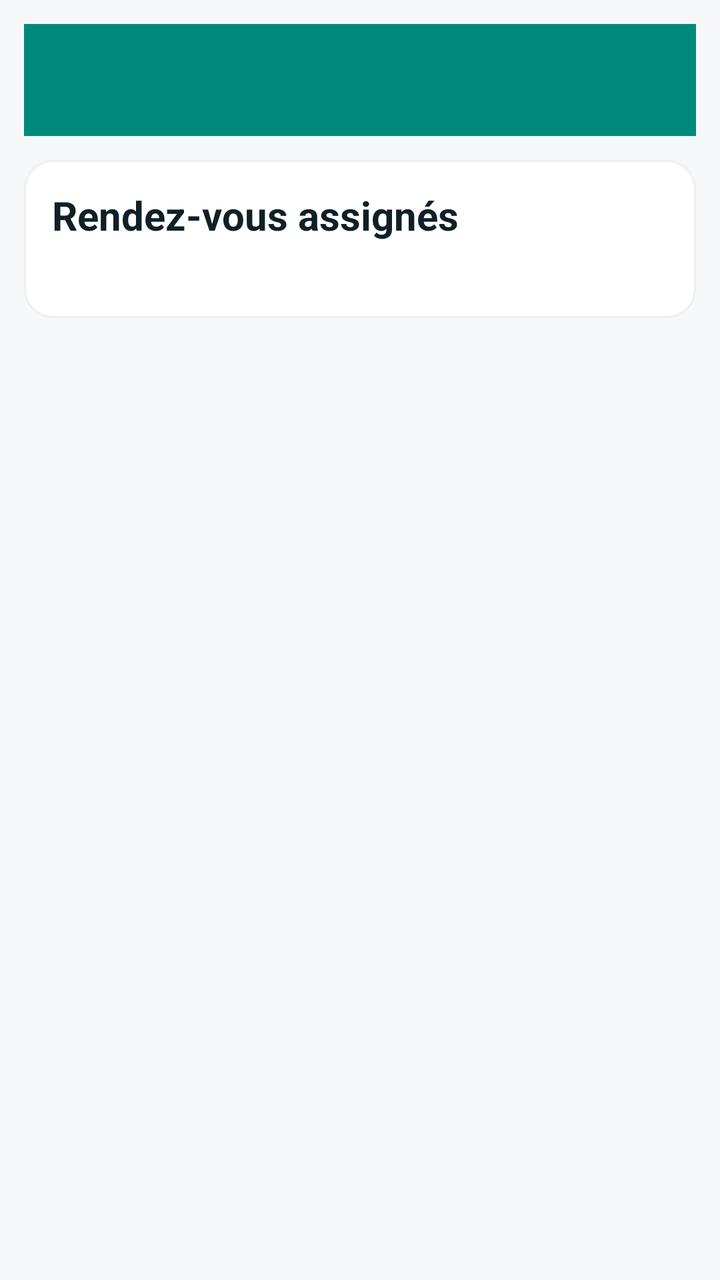
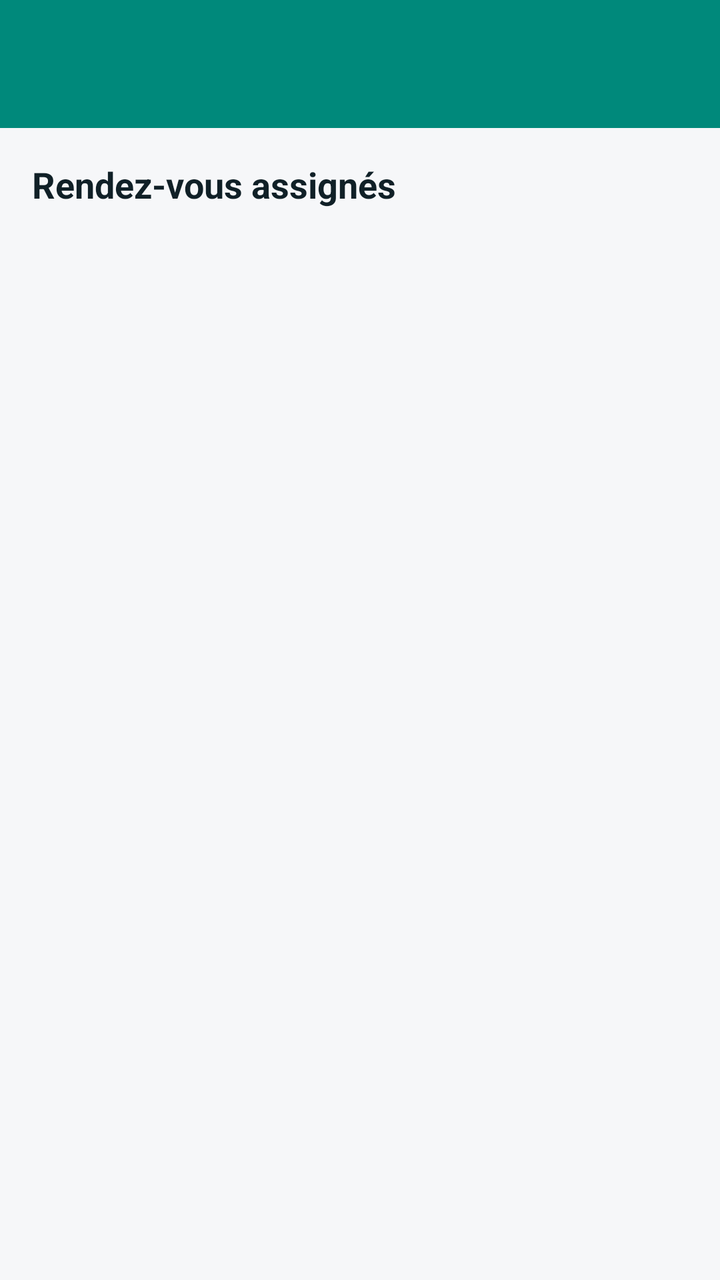

Before-and-after screenshots of an Android layout around one commit, followed by the original layout XML and the change that was made.
<!-- AndroidManifest.xml: application theme Theme.CabinetMedicalApp -->
<!-- res/layout/activity_doctor.xml -->
<?xml version="1.0" encoding="utf-8"?>
<ScrollView xmlns:android="http://schemas.android.com/apk/res/android"
    android:layout_width="match_parent"
    android:layout_height="match_parent"
    android:background="@color/background"
    android:padding="12dp">

    <LinearLayout
        android:layout_width="match_parent"
        android:layout_height="wrap_content"
        android:orientation="vertical">

        <androidx.appcompat.widget.Toolbar
            android:id="@+id/toolbar"
            android:layout_width="match_parent"
            android:layout_height="56dp"
            android:background="@color/colorPrimary"
            android:title="@string/title_doctor"
            android:titleTextColor="@color/onPrimary"
            android:paddingLeft="16dp" />

        <LinearLayout
            android:layout_width="match_parent"
            android:layout_height="wrap_content"
            android:orientation="vertical"
            android:background="@drawable/card_bg"
            android:padding="14dp"
            android:layout_marginTop="12dp">

            <TextView
                android:layout_width="match_parent"
                android:layout_height="wrap_content"
                android:text="@string/label_assigned"
                style="@style/Heading" />

            <androidx.recyclerview.widget.RecyclerView
                android:id="@+id/recycler_appointments_doctor"
                android:layout_width="match_parent"
                android:layout_height="wrap_content"
                android:layout_marginTop="8dp"
                android:clipToPadding="false"
                android:paddingBottom="16dp"
                android:background="@color/surface" />

        </LinearLayout>

    </LinearLayout>
</ScrollView>
<!-- resources referenced by this layout -->
<resources>
  <color name="background">#F6F7F9</color>
  <color name="colorPrimary">#00897B</color>
  <color name="onPrimary">#FFFFFF</color>
  <color name="surface">#FFFFFF</color>
  <!-- drawable card_bg (drawable) -->
  <?xml version="1.0" encoding="utf-8"?>
  <shape xmlns:android="http://schemas.android.com/apk/res/android" android:shape="rectangle">
      <solid android:color="@color/surface" />
      <stroke android:width="1dp" android:color="#EEEEEE" />
      <corners android:radius="14dp" />
      <padding android:left="14dp" android:top="14dp" android:right="14dp" android:bottom="14dp" />
  </shape>
  <string name="label_assigned">Rendez-vous assignés</string>
  <string name="title_doctor">Espace Médecin</string>
  <style name="Heading">
          <item name="android:textColor">@color/onBackground</item>
          <item name="android:textSize">20sp</item>
          <item name="android:textStyle">bold</item>
      </style>
  <style name="Theme.CabinetMedicalApp" parent="Base.Theme.CabinetMedicalApp" />
  <color name="onBackground">#102027</color>
  <style name="Base.Theme.CabinetMedicalApp" parent="Theme.Material3.Light.NoActionBar">
          <item name="colorPrimary">@color/colorPrimary</item>
          <item name="colorOnPrimary">@color/onPrimary</item>
          <item name="colorPrimaryVariant">@color/colorPrimaryVariant</item>
          <item name="colorSecondary">@color/colorSecondary</item>
          <item name="android:statusBarColor">@color/colorPrimaryVariant</item>
          <item name="android:navigationBarColor">@color/background</item>
          <item name="android:windowBackground">@color/background</item>
          <item name="android:textColor">@color/onBackground</item>
      </style>
  <color name="colorPrimaryVariant">#00695C</color>
  <color name="colorSecondary">#26A69A</color>
</resources>

<!-- the commit's change to res/layout/activity_doctor.xml (unified diff, before → after) -->
@@ -1,48 +1,28 @@
 <?xml version="1.0" encoding="utf-8"?>
-<ScrollView xmlns:android="http://schemas.android.com/apk/res/android"
+<LinearLayout xmlns:android="http://schemas.android.com/apk/res/android"
+    xmlns:app="http://schemas.android.com/apk/res-auto"
     android:layout_width="match_parent"
     android:layout_height="match_parent"
-    android:background="@color/background"
-    android:padding="12dp">
+    android:orientation="vertical">
 
-    <LinearLayout
+    <androidx.appcompat.widget.Toolbar
+        android:id="@+id/toolbar"
         android:layout_width="match_parent"
+        android:layout_height="?attr/actionBarSize"
+        android:background="?attr/colorPrimary"
+        app:popupTheme="@style/ThemeOverlay.AppCompat.Light" />
+
+    <TextView
+        android:layout_width="wrap_content"
         android:layout_height="wrap_content"
-        android:orientation="vertical">
+        android:text="@string/label_assigned"
+        android:textSize="18sp"
+        android:textStyle="bold"
+        android:padding="16dp" />
 
-        <androidx.appcompat.widget.Toolbar
-            android:id="@+id/toolbar"
-            android:layout_width="match_parent"
-            android:layout_height="56dp"
-            android:background="@color/colorPrimary"
-            android:title="@string/title_doctor"
-            android:titleTextColor="@color/onPrimary"
-            android:paddingLeft="16dp" />
-
-        <LinearLayout
-            android:layout_width="match_parent"
-            android:layout_height="wrap_content"
-            android:orientation="vertical"
-            android:background="@drawable/card_bg"
-            android:padding="14dp"
-            android:layout_marginTop="12dp">
-
-            <TextView
-                android:layout_width="match_parent"
-                android:layout_height="wrap_content"
-                android:text="@string/label_assigned"
-                style="@style/Heading" />
-
-            <androidx.recyclerview.widget.RecyclerView
-                android:id="@+id/recycler_appointments_doctor"
-                android:layout_width="match_parent"
-                android:layout_height="wrap_content"
-                android:layout_marginTop="8dp"
-                android:clipToPadding="false"
-                android:paddingBottom="16dp"
-                android:background="@color/surface" />
-
-        </LinearLayout>
-
-    </LinearLayout>
-</ScrollView>
+    <androidx.recyclerview.widget.RecyclerView
+        android:id="@+id/recycler_appointments_doctor"
+        android:layout_width="match_parent"
+        android:layout_height="match_parent"
+        android:padding="8dp" />
+</LinearLayout>
<!-- resource entries referenced after the edit -->
@@ -3,22 +3,7 @@
   <color name="background">#F6F7F9</color>
   <color name="colorPrimary">#00897B</color>
   <color name="onPrimary">#FFFFFF</color>
-  <color name="surface">#FFFFFF</color>
-  <!-- drawable card_bg (drawable) -->
-  <?xml version="1.0" encoding="utf-8"?>
-  <shape xmlns:android="http://schemas.android.com/apk/res/android" android:shape="rectangle">
-      <solid android:color="@color/surface" />
-      <stroke android:width="1dp" android:color="#EEEEEE" />
-      <corners android:radius="14dp" />
-      <padding android:left="14dp" android:top="14dp" android:right="14dp" android:bottom="14dp" />
-  </shape>
   <string name="label_assigned">Rendez-vous assignés</string>
-  <string name="title_doctor">Espace Médecin</string>
-  <style name="Heading">
-          <item name="android:textColor">@color/onBackground</item>
-          <item name="android:textSize">20sp</item>
-          <item name="android:textStyle">bold</item>
-      </style>
   <style name="Theme.CabinetMedicalApp" parent="Base.Theme.CabinetMedicalApp" />
   <color name="onBackground">#102027</color>
   <style name="Base.Theme.CabinetMedicalApp" parent="Theme.Material3.Light.NoActionBar">
